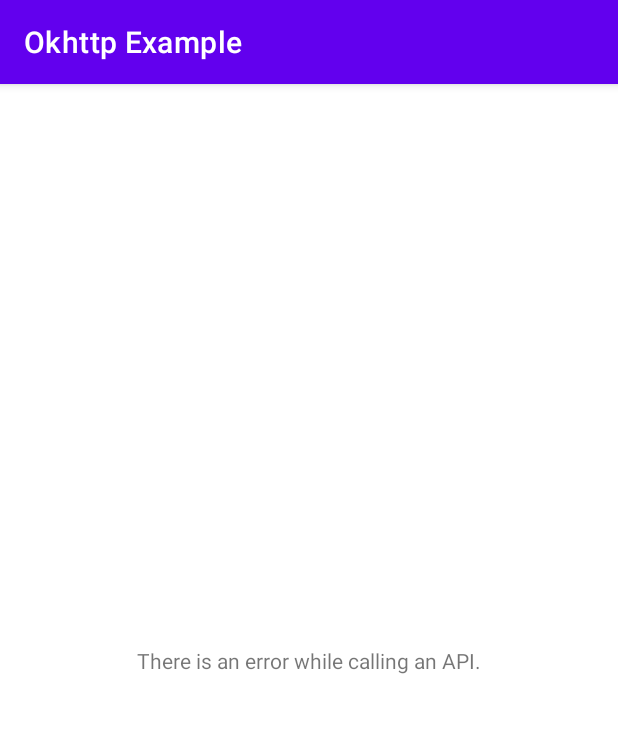
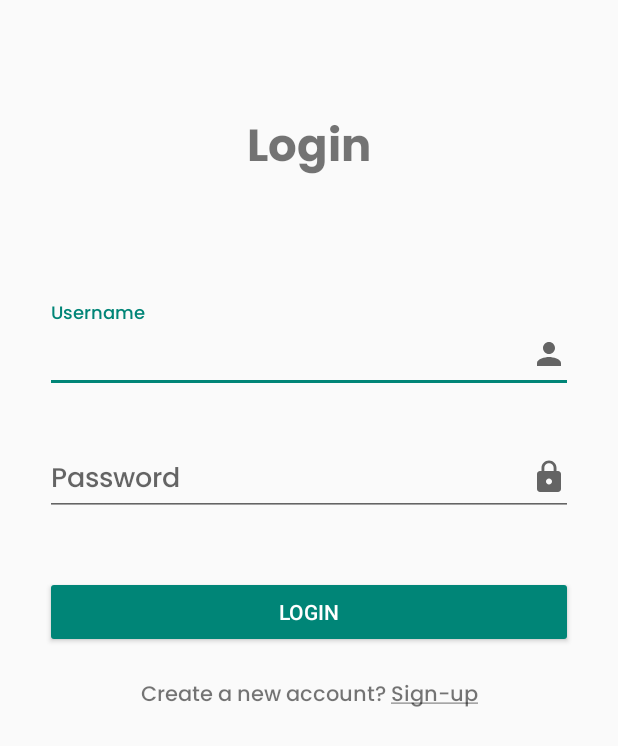
Before and after one commit to jaechulhan/okhttpexample, an Android app: the screen it shows after launch (MainActivity before the commit, LoginActivity after it), on a phone screen of 412 x 824 dp. Shown: the top 746 px of the screen. Run offline under Robolectric (Android 15) with nearby library versions, the phone set to English and light mode, and no system bars.

Commit message:
Name: jaechulhan Description: Login / Signup Activities

```diff
--- a/app/build.gradle
+++ b/app/build.gradle
@@ -46,6 +46,7 @@ dependencies {
     implementation 'androidx.appcompat:appcompat:1.4.1'
     implementation 'com.google.android.material:material:1.5.0'
     implementation 'androidx.constraintlayout:constraintlayout:2.1.3'
+    implementation 'com.google.android.material:material:1.6.0-alpha02'
     testImplementation 'junit:junit:4.+'
     androidTestImplementation 'androidx.test.ext:junit:1.1.3'
     androidTestImplementation 'androidx.test.espresso:espresso-core:3.4.0'
--- /dev/null
+++ b/app/src/main/java/com/example/okhttpexample/LoginActivity.java
@@ -0,0 +1,40 @@
+package com.example.okhttpexample;
+
+import androidx.appcompat.app.AppCompatActivity;
+
+import android.os.Bundle;
+import android.view.View;
+import android.widget.Button;
+import android.widget.ProgressBar;
+import android.widget.TextView;
+
+import com.google.android.material.textfield.TextInputEditText;
+
+public class LoginActivity extends AppCompatActivity {
+
+    TextInputEditText tiUsername, tiPassword;
+    Button btnLogin;
+    TextView tvSignup;
+    ProgressBar progressBar;
+
+    @Override
+    protected void onCreate(Bundle savedInstanceState) {
+        super.onCreate(savedInstanceState);
+        setContentView(R.layout.activity_login);
+
+        tiUsername = findViewById(R.id.tiUsername);
+        tiPassword = findViewById(R.id.tiPassword);
+        btnLogin = findViewById(R.id.btnLogin);
+        tvSignup = findViewById(R.id.tvSignup);
+        progressBar = findViewById(R.id.progress);
+
+        btnLogin.setOnClickListener(new View.OnClickListener() {
+            @Override
+            public void onClick(View view) {
+                progressBar.setVisibility(View.VISIBLE);
+
+                progressBar.setVisibility(View.GONE);
+            }
+        });
+    }
+}
--- /dev/null
+++ b/app/src/main/res/drawable/ic_password.xml
@@ -0,0 +1,10 @@
+<vector xmlns:android="http://schemas.android.com/apk/res/android"
+    android:width="24dp"
+    android:height="24dp"
+    android:viewportWidth="24"
+    android:viewportHeight="24"
+    android:tint="?attr/colorControlNormal">
+  <path
+      android:fillColor="@android:color/white"
+      android:pathData="M18,8h-1L17,6c0,-2.76 -2.24,-5 -5,-5S7,3.24 7,6v2L6,8c-1.1,0 -2,0.9 -2,2v10c0,1.1 0.9,2 2,2h12c1.1,0 2,-0.9 2,-2L20,10c0,-1.1 -0.9,-2 -2,-2zM12,17c-1.1,0 -2,-0.9 -2,-2s0.9,-2 2,-2 2,0.9 2,2 -0.9,2 -2,2zM15.1,8L8.9,8L8.9,6c0,-1.71 1.39,-3.1 3.1,-3.1 1.71,0 3.1,1.39 3.1,3.1v2z"/>
+</vector>
--- /dev/null
+++ b/app/src/main/res/drawable/ic_user.xml
@@ -0,0 +1,10 @@
+<vector xmlns:android="http://schemas.android.com/apk/res/android"
+    android:width="24dp"
+    android:height="24dp"
+    android:viewportWidth="24"
+    android:viewportHeight="24"
+    android:tint="?attr/colorControlNormal">
+  <path
+      android:fillColor="@android:color/white"
+      android:pathData="M12,12c2.21,0 4,-1.79 4,-4s-1.79,-4 -4,-4 -4,1.79 -4,4 1.79,4 4,4zM12,14c-2.67,0 -8,1.34 -8,4v2h16v-2c0,-2.66 -5.33,-4 -8,-4z"/>
+</vector>
--- /dev/null
+++ b/app/src/main/res/layout/activity_login.xml
@@ -0,0 +1,96 @@
+<?xml version="1.0" encoding="utf-8"?>
+<androidx.constraintlayout.widget.ConstraintLayout xmlns:android="http://schemas.android.com/apk/res/android"
+    xmlns:app="http://schemas.android.com/apk/res-auto"
+    xmlns:tools="http://schemas.android.com/tools"
+    android:layout_width="match_parent"
+    android:layout_height="match_parent"
+    tools:context=".LoginActivity">
+
+    <TextView
+        android:layout_width="match_parent"
+        android:layout_height="wrap_content"
+        android:text="@string/login"
+        android:gravity="center"
+        android:textSize="30sp"
+        android:fontFamily="@font/poppinsbold"
+        app:layout_constraintBottom_toTopOf="@+id/tiUsernameLayout"
+        app:layout_constraintTop_toTopOf="parent"
+        tools:layout_editor_absoluteX="0dp" />
+
+    <com.google.android.material.textfield.TextInputLayout
+        android:id="@+id/tiUsernameLayout"
+        android:layout_width="match_parent"
+        android:layout_height="wrap_content"
+        android:layout_marginTop="200dp"
+        android:layout_marginLeft="30dp"
+        android:layout_marginRight="30dp"
+        android:hint="@string/username"
+        app:layout_constraintEnd_toEndOf="parent"
+        app:layout_constraintStart_toStartOf="parent"
+        app:layout_constraintTop_toTopOf="parent">
+
+        <com.google.android.material.textfield.TextInputEditText
+            android:id="@+id/tiUsername"
+            android:layout_width="match_parent"
+            android:layout_height="wrap_content"
+            android:drawableRight="@drawable/ic_user"
+            android:fontFamily="@font/poppinsmedium" />
+
+    </com.google.android.material.textfield.TextInputLayout>
+
+    <com.google.android.material.textfield.TextInputLayout
+        android:id="@+id/tiPasswordLayout"
+        android:layout_width="match_parent"
+        android:layout_height="wrap_content"
+        android:layout_marginTop="20dp"
+        android:layout_marginLeft="30dp"
+        android:layout_marginRight="30dp"
+        android:hint="@string/password"
+        app:layout_constraintEnd_toEndOf="parent"
+        app:layout_constraintStart_toStartOf="parent"
+        app:layout_constraintTop_toBottomOf="@+id/tiUsernameLayout">
+
+        <com.google.android.material.textfield.TextInputEditText
+            android:id="@+id/tiPassword"
+            android:layout_width="match_parent"
+            android:layout_height="wrap_content"
+            android:drawableRight="@drawable/ic_password"
+            android:fontFamily="@font/poppinsmedium" />
+
+    </com.google.android.material.textfield.TextInputLayout>
+
+    <ProgressBar
+        android:id="@+id/progress"
+        android:layout_width="wrap_content"
+        android:layout_height="wrap_content"
+        android:visibility="gone"
+        app:layout_constraintBottom_toBottomOf="parent"
+        app:layout_constraintEnd_toEndOf="parent"
+        app:layout_constraintStart_toStartOf="parent"
+        app:layout_constraintTop_toTopOf="parent" />
+
+    <Button
+        android:id="@+id/btnLogin"
+        style="@style/Widget.AppCompat.Button.Colored"
+        android:layout_width="match_parent"
+        android:layout_height="wrap_content"
+        android:layout_marginTop="40dp"
+        android:layout_marginLeft="30dp"
+        android:layout_marginRight="30dp"
+        android:text="@string/login"
+        app:layout_constraintEnd_toEndOf="parent"
+        app:layout_constraintStart_toStartOf="parent"
+        app:layout_constraintTop_toBottomOf="@+id/tiPasswordLayout" />
+
+    <TextView
+        android:id="@+id/tvSignup"
+        android:layout_width="match_parent"
+        android:layout_height="wrap_content"
+        android:layout_marginTop="20dp"
+        android:text="@string/create_a_new_account_sign_up"
+        android:gravity="center"
+        app:layout_constraintEnd_toEndOf="parent"
+        app:layout_constraintTop_toBottomOf="@+id/btnLogin"
+        android:fontFamily="@font/poppinsmedium"/>
+
+</androidx.constraintlayout.widget.ConstraintLayout>
--- a/app/src/main/res/values/strings.xml
+++ b/app/src/main/res/values/strings.xml
@@ -1,3 +1,11 @@
 <resources>
     <string name="app_name">Okhttp Example</string>
+    <string name="username">Username</string>
+    <string name="password">Password</string>
+    <string name="login">Login</string>
+    <string name="signup">Sign-Up</string>
+    <string name="fullname">Fullname</string>
+    <string name="email">Email</string>
+    <string name="already_have_an_account_login">Already have an account? <u>Login</u></string>
+    <string name="create_a_new_account_sign_up">Create a new account? <u>Sign-up</u></string>
 </resources>
```
Also changed, not shown: app/src/main/AndroidManifest.xml (+10 -1 lines), app/src/main/java/com/example/okhttpexample/SignupActivity.java (added, +42 -0 lines), app/src/main/res/drawable/ic_email.xml (added, +10 -0 lines), app/src/main/res/drawable/ic_fullname.xml (added, +10 -0 lines), app/src/main/res/layout/activity_signup.xml (added, +139 -0 lines), app/src/main/res/font/poppinsbold.ttf (added), app/src/main/res/font/poppinsmedium.ttf (added).
